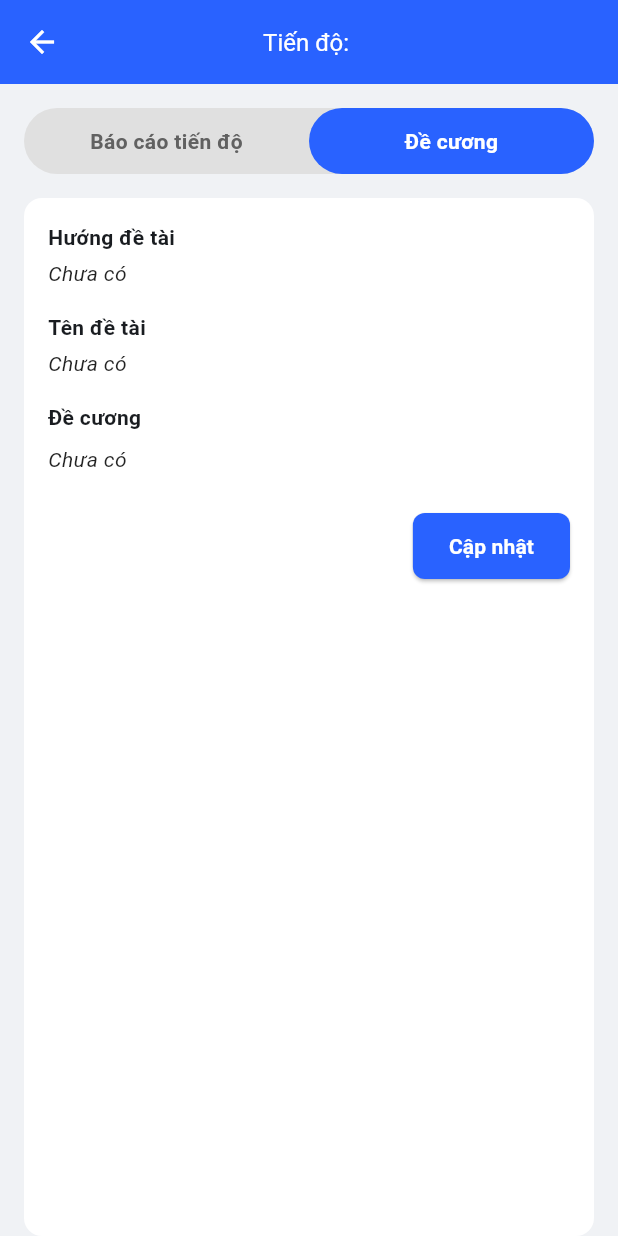
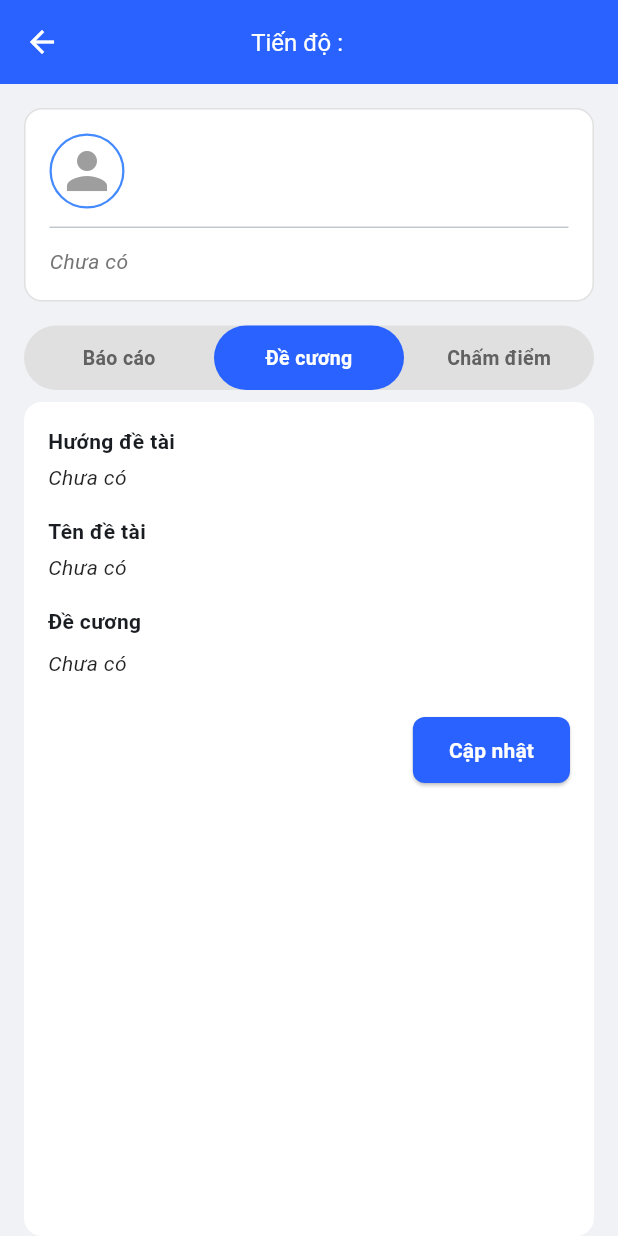
Before and after one commit to tuandev-vip/ql_do_an_tot_nghiep, a Flutter app: the TeacherProgressScreen screen opened directly with empty values, after a tap on "Đề cương", on a phone screen of 412 x 824 dp. Run offline on Flutter 3.47's test engine with Material 3 defaults, Android fonts, the phone set to English and light mode, and no system bars; our stand-ins replace file_picker, flutter_bloc, get_it; missing offline and left inert: excel, file_saver; network calls fail.

Commit message:
hoàn thành : nhập điểm sinh viên

```diff
--- a/lib/core/constants/app_urls.dart
+++ b/lib/core/constants/app_urls.dart
@@ -47,4 +47,12 @@ class AppUrls {
   //confirm_report
   static const String updateReportFeedback =
       '$baseUrl/api/teacher/update_report_feedback.php';
+
+  // Lấy thông tin điểm hiện tại và kiểm tra thời hạn (Chưa mở/Đang mở/Quá hạn)
+  static const String getStudentGrade =
+      "$baseUrl/api/teacher/get_student_grade.php";
+
+  // Cập nhật điểm hướng dẫn (process_score) cho sinh viên vào bảng projects
+  static const String updateStudentGrade =
+      "$baseUrl/api/teacher/update_student_grade.php";
 }
--- /dev/null
+++ b/lib/features/teacher_progress/presentation/bloc/teacher_grade_event.dart
@@ -0,0 +1,14 @@
+abstract class TeacherGradeEvent {}
+
+// Event 1: Lấy thông tin điểm và thời gian
+class FetchGradeInfo extends TeacherGradeEvent {
+  final String studentId;
+  FetchGradeInfo(this.studentId);
+}
+
+// Event 2: Bấm nút lưu điểm
+class SubmitTeacherGrade extends TeacherGradeEvent {
+  final String studentId;
+  final double score;
+  SubmitTeacherGrade(this.studentId, this.score);
+}
--- /dev/null
+++ b/lib/features/teacher_progress/presentation/bloc/teacher_grade_state.dart
@@ -0,0 +1,32 @@
+abstract class TeacherGradeState {}
+
+class TeacherGradeInitial extends TeacherGradeState {}
+
+class TeacherGradeLoading extends TeacherGradeState {}
+
+// Trạng thái đã load xong dữ liệu
+class TeacherGradeLoaded extends TeacherGradeState {
+  final String timeStatus;
+  final String openTime;
+  final String closeTime;
+  final double? score;
+
+  TeacherGradeLoaded({
+    required this.timeStatus,
+    required this.openTime,
+    required this.closeTime,
+    this.score,
+  });
+}
+
+// Trạng thái lỗi (Chưa có đợt, lỗi mạng...)
+class TeacherGradeError extends TeacherGradeState {
+  final String message;
+  TeacherGradeError(this.message);
+}
+
+// Trạng thái update điểm thành công
+class TeacherGradeUpdateSuccess extends TeacherGradeState {
+  final String message;
+  TeacherGradeUpdateSuccess(this.message);
+}
--- a/lib/features/teacher_progress/presentation/screens/teacher_progress_screen.dart
+++ b/lib/features/teacher_progress/presentation/screens/teacher_progress_screen.dart
@@ -5,26 +5,24 @@ import 'package:flutter_bloc/flutter_bloc.dart';
 import '../../../student_progress/presentation/bloc/student_report_bloc.dart';
 import '../../../work_progress/presentation/bloc/project_outline_bloc.dart';
 
-// Import 2 Tab của Giảng viên
+// Import các Tab và Card của Giảng viên & Sinh viên
 import '../widgets/teacher_report_tab.dart';
 import '../../../work_progress/presentation/widgets/outline_tab_content.dart';
+import '../../../work_progress/presentation/widgets/student_header_card.dart'; // 💡 Gọi lại Card hiển thị thông tin ở đây
+import '../bloc/teacher_grade_bloc.dart';
+import '../widgets/teacher_grade_tab.dart';
 
 class TeacherProgressScreen extends StatefulWidget {
-  final String studentId;
-  final String studentName;
+  final Map<String, dynamic> studentData; // 💡 Đổi sang nhận cả cục Data
 
-  const TeacherProgressScreen({
-    super.key,
-    required this.studentId,
-    required this.studentName,
-  });
+  const TeacherProgressScreen({super.key, required this.studentData});
 
   @override
   State<TeacherProgressScreen> createState() => _TeacherProgressScreenState();
 }
 
 class _TeacherProgressScreenState extends State<TeacherProgressScreen> {
-  int selectedTab = 0; // 0: Báo cáo tiến độ, 1: Đề cương
+  int selectedTab = 0; // 0: Báo cáo, 1: Đề cương, 2: Chấm điểm
   late ProjectOutlineBloc _outlineBloc;
 
   @override
@@ -41,11 +39,21 @@ class _TeacherProgressScreenState extends State<TeacherProgressScreen> {
 
   @override
   Widget build(BuildContext context) {
+    // 💡 Lấy ID và Tên từ cục data để dùng
+    final studentId =
+        widget.studentData['student_id']?.toString() ??
+        widget.studentData['id']?.toString() ??
+        '';
+    final studentName =
+        widget.studentData['student_name'] ??
+        widget.studentData['full_name'] ??
+        'Sinh viên';
+
     return Scaffold(
       backgroundColor: const Color(0xFFF0F2F5),
       appBar: AppBar(
         title: Text(
-          "Tiến độ: ${widget.studentName}",
+          "Tiến độ :    $studentName",
           style: const TextStyle(color: Colors.white, fontSize: 16),
         ),
         centerTitle: true,
@@ -54,95 +62,93 @@ class _TeacherProgressScreenState extends State<TeacherProgressScreen> {
       ),
       body: Column(
         children: [
-          // 1. THANH MENU CHUYỂN TAB (Tui đã code lại cho ông đầy đủ ở đây)
+          // 1. GỌI CARD THÔNG TIN SINH VIÊN (Tên, Mã SV, Đề tài...)
+          Padding(
+            padding: const EdgeInsets.fromLTRB(16, 16, 16, 8),
+            child: StudentHeaderCard(student: widget.studentData),
+          ),
+
+          // 2. THANH MENU CHUYỂN 3 TAB
           Container(
-            margin: const EdgeInsets.symmetric(horizontal: 16, vertical: 16),
+            margin: const EdgeInsets.symmetric(horizontal: 16, vertical: 8),
             decoration: BoxDecoration(
               color: Colors.grey.shade300,
               borderRadius: BorderRadius.circular(25),
             ),
             child: Row(
               children: [
+                _buildTabButton("Báo cáo", 0),
+                _buildTabButton("Đề cương", 1),
+                _buildTabButton("Chấm điểm", 2), // 💡 Thêm nút Chấm điểm
+              ],
+            ),
+          ),
+
+          // 3. NỘI DUNG HIỂN THỊ DƯỚI TAB
           Expanded(
+            child: Padding(
+              padding: const EdgeInsets.symmetric(horizontal: 16.0),
+              child: _buildTabContent(studentId),
+            ),
+          ),
+        ],
+      ),
+    );
+  }
+
+  // Hàm hỗ trợ vẽ nút Tab để code đỡ bị dài
+  Widget _buildTabButton(String title, int index) {
+    return Expanded(
       child: GestureDetector(
         onTap: () {
           setState(() {
-                        selectedTab = 0;
+            selectedTab = index;
           });
         },
         child: Container(
           padding: const EdgeInsets.symmetric(vertical: 12),
           decoration: BoxDecoration(
-                        color: selectedTab == 0
+            color: selectedTab == index
                 ? const Color(0xFF2962FF)
                 : Colors.transparent,
             borderRadius: BorderRadius.circular(25),
           ),
           child: Center(
             child: Text(
-                          "Báo cáo tiến độ",
+              title,
               style: TextStyle(
-                            color: selectedTab == 0
+                color: selectedTab == index
                     ? Colors.white
                     : Colors.grey.shade700,
                 fontWeight: FontWeight.bold,
+                fontSize: 13,
+              ),
+              maxLines: 1,
+              overflow: TextOverflow.ellipsis,
             ),
           ),
         ),
       ),
-                  ),
-                ),
-                Expanded(
-                  child: GestureDetector(
-                    onTap: () {
-                      setState(() {
-                        selectedTab = 1;
-                      });
-                    },
-                    child: Container(
-                      padding: const EdgeInsets.symmetric(vertical: 12),
-                      decoration: BoxDecoration(
-                        color: selectedTab == 1
-                            ? const Color(0xFF2962FF)
-                            : Colors.transparent,
-                        borderRadius: BorderRadius.circular(25),
-                      ),
-                      child: Center(
-                        child: Text(
-                          "Đề cương",
-                          style: TextStyle(
-                            color: selectedTab == 1
-                                ? Colors.white
-                                : Colors.grey.shade700,
-                            fontWeight: FontWeight.bold,
-                          ),
-                        ),
-                      ),
-                    ),
-                  ),
-                ),
-              ],
-            ),
-          ),
+    );
+  }
 
-          // 2. NỘI DUNG HIỂN THỊ DƯỚI TAB
-          Expanded(
-            child: Padding(
-              padding: const EdgeInsets.symmetric(horizontal: 16.0),
-              child: selectedTab == 0
-                  ? BlocProvider(
+  // Hàm hỗ trợ chuyển đổi nội dung giữa 3 Tab
+  Widget _buildTabContent(String studentId) {
+    if (selectedTab == 0) {
+      return BlocProvider(
         create: (context) => StudentReportBloc(),
-                      // Tab chấm điểm báo cáo
-                      child: TeacherReportTab(studentId: widget.studentId),
-                    )
-                  : BlocProvider.value(
+        child: TeacherReportTab(studentId: studentId),
+      );
+    } else if (selectedTab == 1) {
+      return BlocProvider.value(
         value: _outlineBloc,
-                      child: OutlineTabContent(studentId: widget.studentId),
-                    ),
-            ),
-          ),
-        ],
-      ),
+        child: OutlineTabContent(studentId: studentId),
+      );
+    } else {
+      return BlocProvider(
+        create: (context) => TeacherGradeBloc(),
+        child: TeacherGradeTab(studentId: studentId),
       );
     }
   }
+}
```
Also changed, not shown: lib/features/teacher_progress/presentation/bloc/teacher_grade_bloc.dart (added, +97 -0 lines), lib/features/teacher_progress/presentation/widgets/teacher_grade_tab.dart (added, +297 -0 lines), lib/features/work_progress/presentation/widgets/evaluation_student_card.dart (+7 -11 lines). Lines whose indentation alone changed are shown as unchanged.
